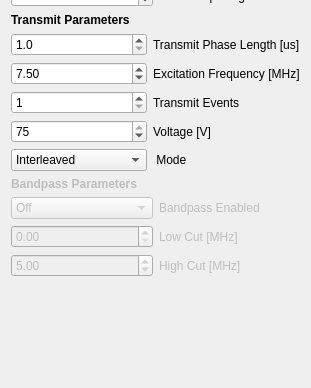
Qt form Modules/USUI/Qmitk/QmitkUSControlsCustomDiPhASDeviceWidget.ui (MITK/MITK) before a commit; both pictures show x 0 to 311 and y 515 to 903 of the 311 by 903 pixel window.
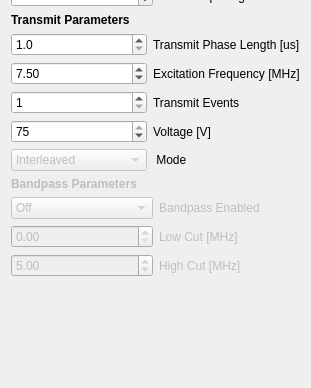
The same form after that commit.

Patch:
```diff
--- a/Modules/USUI/Qmitk/QmitkUSControlsCustomDiPhASDeviceWidget.ui
+++ b/Modules/USUI/Qmitk/QmitkUSControlsCustomDiPhASDeviceWidget.ui
@@ -510,7 +510,7 @@
      <item row="4" column="0">
       <widget class="QComboBox" name="Mode">
        <property name="enabled">
-        <bool>true</bool>
+        <bool>false</bool>
        </property>
        <item>
         <property name="text">
```
